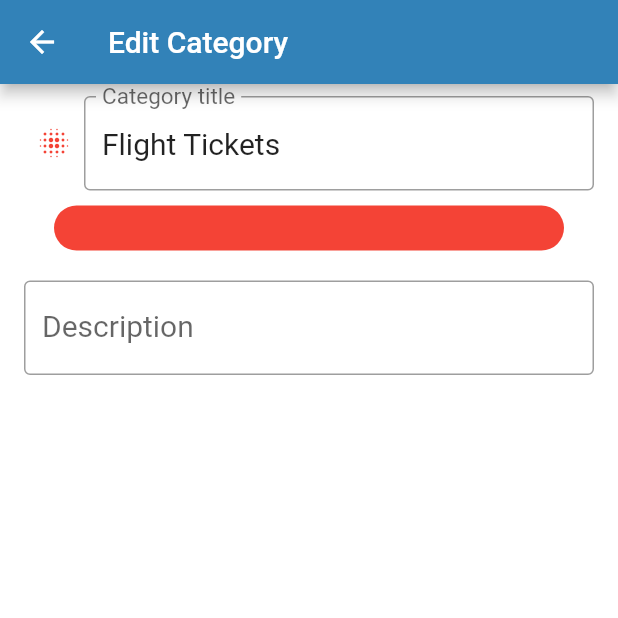
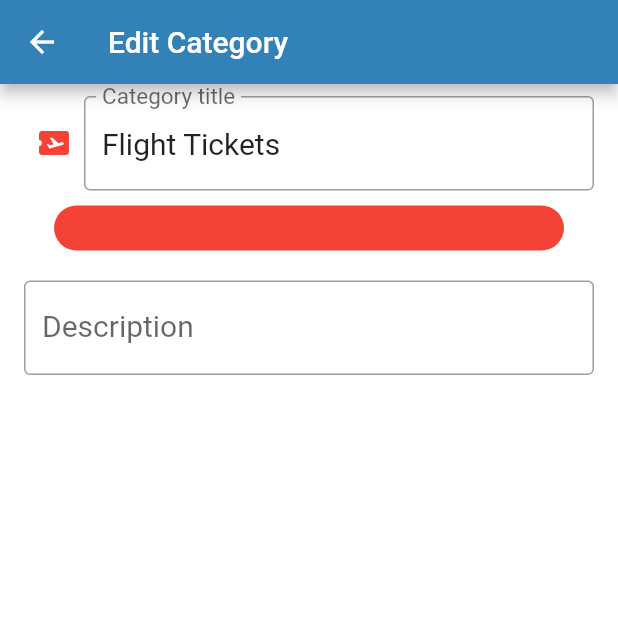
Before and after one commit to budgetiser/budgetiser, a Flutter app: the CategoryForm screen opened directly with sample values from the repository, on a phone screen of 412 x 824 dp, the top half of it. Run offline on Flutter 3.47's test engine with Material 2 defaults, Android fonts, the light colour scheme and no system bars; our stand-ins replace flutter_colorpicker, flutter_markdown, jiffy, percent_indicator, shared_preferences, sqflite_sqlcipher; accounts and stored records are empty.

Commit message:
fix of display default icon when editing existing objects

```diff
--- a/budgetiser/lib/shared/picker/select_icon.dart
+++ b/budgetiser/lib/shared/picker/select_icon.dart
@@ -19,12 +19,12 @@ class IconPicker extends StatefulWidget {
 }
 
 class _IconPickerState extends State<IconPicker> {
-  IconData _currentIcon = Icons.blur_on;
+  IconData? _currentIcon;
   String? _searchString;
 
   @override
   Widget build(BuildContext context) {
-
+    _currentIcon = widget.initialIcon ?? Icons.blur_on;
     return SizedBox(
       child: InkWell(
         onTap: () {
```
